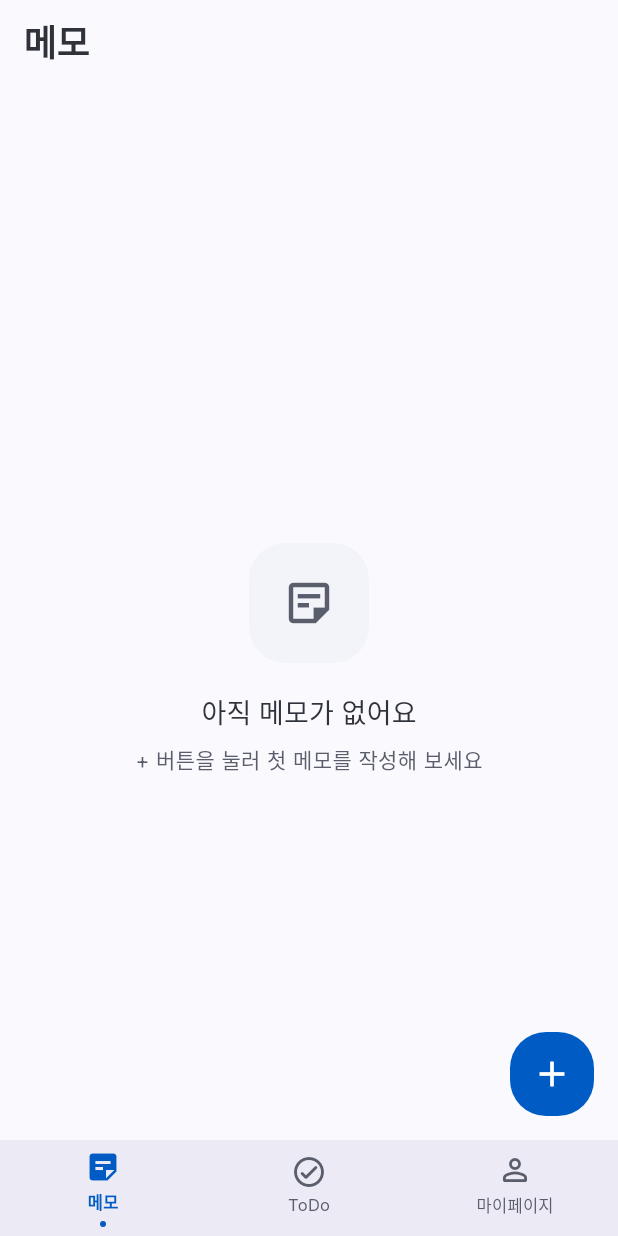
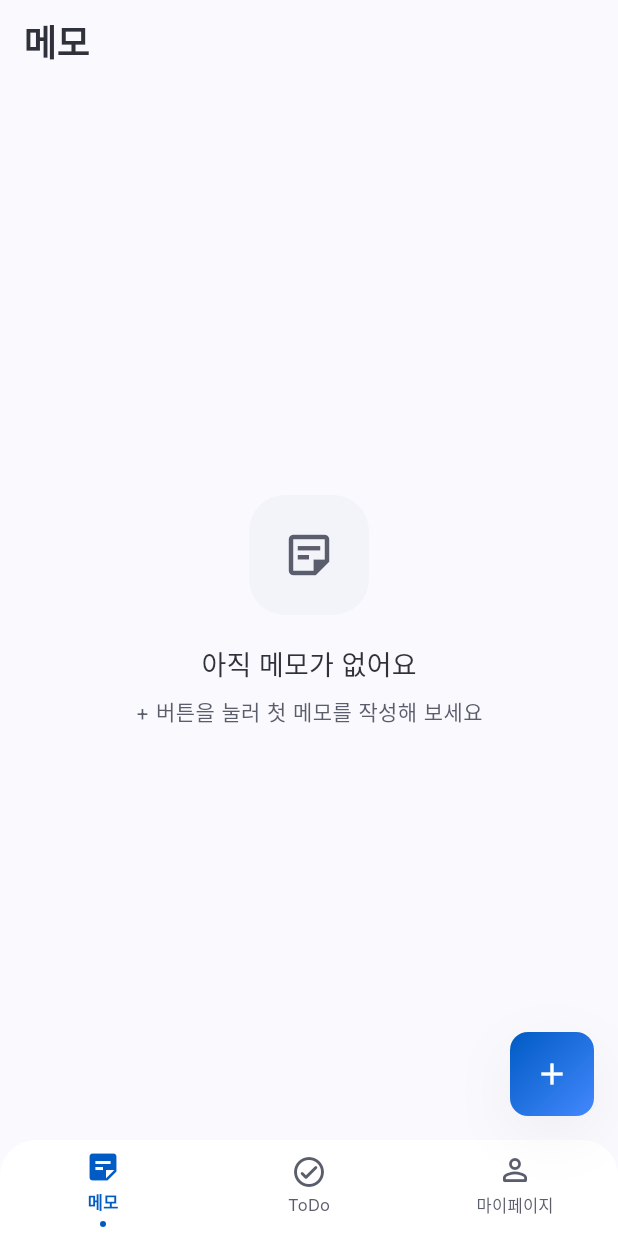
Before and after one commit to jeonhl7579/memotd, a Flutter app: the screen it shows after launch, on a phone screen of 412 x 824 dp. Run offline on Flutter 3.47's test engine with Material 3 defaults, Android fonts, the phone set to English and light mode, and no system bars; our stand-ins replace flutter_riverpod, go_router, google_fonts.

Commit message:
ui : custom floating button fix : screen add safe area fix : floating action button Theme inactive

```diff
--- a/lib/features/mypage/screens/mypage_screen.dart
+++ b/lib/features/mypage/screens/mypage_screen.dart
@@ -14,7 +14,7 @@
       appBar: AppBar(
         title: Text('마이페이지', style: theme.textTheme.headlineSmall),
       ),
-      body: const Center(child: _MypagePlaceholder()),
+      body: SafeArea(child: const Center(child: _MypagePlaceholder())),
     );
   }
 }
@@ -46,9 +46,7 @@
         const SizedBox(height: 20),
         Text(
           '마이페이지',
-          style: theme.textTheme.titleMedium?.copyWith(
-            color: cs.onSurface,
-          ),
+          style: theme.textTheme.titleMedium?.copyWith(color: cs.onSurface),
         ),
         const SizedBox(height: 8),
         Text(
--- a/lib/features/notes/screens/note_list_screen.dart
+++ b/lib/features/notes/screens/note_list_screen.dart
@@ -12,7 +12,7 @@
     return Scaffold(
       backgroundColor: cs.surface,
       appBar: AppBar(title: Text('메모', style: theme.textTheme.headlineSmall)),
-      body: const Center(child: _EmptyNoteState()),
+      body: SafeArea(child: const Center(child: _EmptyNoteState())),
     );
   }
 }
@@ -26,7 +26,8 @@
     final cs = theme.colorScheme;
 
     return Column(
-      mainAxisSize: MainAxisSize.min,
+      // mainAxisSize: MainAxisSize.min,
+      mainAxisAlignment: MainAxisAlignment.center,
       children: [
         Container(
           width: 80,
--- a/lib/features/todos/screens/todo_screen.dart
+++ b/lib/features/todos/screens/todo_screen.dart
@@ -12,7 +12,7 @@
     return Scaffold(
       backgroundColor: cs.surface,
       appBar: AppBar(title: Text('ToDo', style: theme.textTheme.headlineSmall)),
-      body: const Center(child: _EmptyTodoState()),
+      body: SafeArea(child: const Center(child: _EmptyTodoState())),
     );
   }
 }
--- /dev/null
+++ b/lib/shared/widgets/custom_floating_button.dart
@@ -0,0 +1,54 @@
+import 'package:flutter/material.dart';
+import '../../theme/app_colors.dart';
+
+class CustomFloatingButton extends StatefulWidget {
+  const CustomFloatingButton({super.key, required this.onPressed});
+
+  final VoidCallback onPressed;
+
+  @override
+  State<CustomFloatingButton> createState() => _CustomFloatingButtonState();
+}
+
+class _CustomFloatingButtonState extends State<CustomFloatingButton> {
+  bool _isPressed = false;
+
+  @override
+  Widget build(BuildContext context) {
+    return GestureDetector(
+      onTap: widget.onPressed,
+      onTapDown: (_) => setState(() => _isPressed = true),
+      onTapUp: (_) => setState(() => _isPressed = false),
+      onTapCancel: () => setState(() => _isPressed = false),
+      child: AnimatedScale(
+        scale: _isPressed ? 0.95 : 1.0,
+        duration: const Duration(milliseconds: 300),
+        curve: Curves.easeInOut,
+        alignment: Alignment.center,
+        child: Container(
+          width: 56,
+          height: 56,
+          decoration: BoxDecoration(
+            gradient: LinearGradient(
+              begin: Alignment.topLeft,
+              end: Alignment.bottomRight,
+              colors: [
+                Theme.of(context).colorScheme.primary,
+                Theme.of(context).colorScheme.primaryContainer,
+              ],
+            ),
+            borderRadius: BorderRadius.circular(12),
+            boxShadow: [
+              BoxShadow(
+                color: AppColors.shadowTint.withValues(alpha: 0.06),
+                blurRadius: 32,
+                offset: const Offset(0, 12),
+              ),
+            ],
+          ),
+          child: const Icon(Icons.add, size: 24, color: AppColors.onPrimary),
+        ),
+      ),
+    );
+  }
+}
--- a/lib/shared/widgets/main_shell.dart
+++ b/lib/shared/widgets/main_shell.dart
@@ -2,6 +2,7 @@
 import 'package:flutter/material.dart';
 import 'package:flutter_riverpod/flutter_riverpod.dart';
 import 'package:go_router/go_router.dart';
+import 'custom_floating_button.dart';
 
 /// 앱 전체를 감싸는 Shell 위젯.
 /// StatefulShellRoute.indexedStack 의 builder 에서 주입받는다.
@@ -21,11 +22,7 @@
       // FAB 을 bottomNavigationBar 와 같은 Scaffold 에 두면
       // Flutter 가 자동으로 네비바 위에 올바르게 배치한다.
       floatingActionButton: showFab
-          ? FloatingActionButton(
-              onPressed: () {},
-              elevation: 0,
-              child: const Icon(Icons.add, size: 28),
-            )
+          ? CustomFloatingButton(onPressed: () {})
           : null,
       floatingActionButtonLocation: FloatingActionButtonLocation.endFloat,
       bottomNavigationBar: _GlassNavBar(
@@ -84,12 +81,26 @@
     final cs = Theme.of(context).colorScheme;
     final bottomPadding = MediaQuery.of(context).padding.bottom;
 
-    return ClipRect(
+    return ClipRRect(
+      borderRadius: BorderRadius.only(
+        topLeft: Radius.circular(24),
+        topRight: Radius.circular(24),
+      ),
       child: BackdropFilter(
         filter: ImageFilter.blur(sigmaX: 12, sigmaY: 12),
         child: Container(
           // surfaceContainerHighest @ 70% — "Glass & Gradient Rule"
-          color: cs.surfaceContainerHighest.withValues(alpha: 0.70),
+          decoration: BoxDecoration(
+            color: cs.onPrimary,
+            boxShadow: [
+              // 상단으로 약간의 그림자
+              BoxShadow(
+                color: cs.shadow.withValues(alpha: 1),
+                blurRadius: 12,
+                offset: const Offset(0, 0),
+              ),
+            ],
+          ),
           child: SafeArea(
             top: false,
             child: SizedBox(
--- a/lib/theme/app_theme.dart
+++ b/lib/theme/app_theme.dart
@@ -128,7 +128,8 @@
       // Components
       cardTheme: _cardTheme(scheme),
       chipTheme: _chipTheme(scheme),
-      floatingActionButtonTheme: _fabTheme(scheme),
+      // Floating Action Button 커스텀으로 인해 비활성화
+      // floatingActionButtonTheme: _fabTheme(scheme),
       navigationBarTheme: _navigationBarTheme(scheme),
       checkboxTheme: _checkboxTheme(scheme),
       inputDecorationTheme: _inputDecorationTheme(scheme),
@@ -347,19 +348,19 @@
   // using a DecoratedBox + InkWell wrapper.
   // Ambient shadow: 0 12px 32px rgba(47,50,58,0.06).
 
-  static FloatingActionButtonThemeData _fabTheme(ColorScheme scheme) {
-    return FloatingActionButtonThemeData(
-      backgroundColor: scheme.primary,
-      foregroundColor: scheme.onPrimary,
-      elevation: 0,
-      focusElevation: 0,
-      hoverElevation: 0,
-      highlightElevation: 0,
-      shape: RoundedRectangleBorder(borderRadius: BorderRadius.circular(24)),
-      extendedPadding: const EdgeInsets.symmetric(horizontal: 24),
-      iconSize: 24,
-    );
-  }
+  // static FloatingActionButtonThemeData _fabTheme(ColorScheme scheme) {
+  //   return FloatingActionButtonThemeData(
+  //     backgroundColor: scheme.primary.withValues(alpha: 0.8),
+  //     foregroundColor: scheme.onPrimary,
+  //     elevation: 1,
+  //     focusElevation: 0,
+  //     hoverElevation: 0,
+  //     highlightElevation: 0,
+  //     shape: RoundedRectangleBorder(borderRadius: BorderRadius.circular(12)),
+  //     extendedPadding: const EdgeInsets.symmetric(horizontal: 24),
+  //     iconSize: 24,
+  //   );
+  // }
 
   // ── Navigation Bar ────────────────────────────────────────────────────────
   //
@@ -423,7 +424,10 @@
           return BorderSide(color: scheme.primary, width: 2);
         }
         // Ghost Border: outline at 15% opacity
-        return BorderSide(color: scheme.outline.withValues(alpha: 0.15), width: 2);
+        return BorderSide(
+          color: scheme.outline.withValues(alpha: 0.15),
+          width: 2,
+        );
       }),
       shape: RoundedRectangleBorder(borderRadius: BorderRadius.circular(4)),
       splashRadius: 20,
```
